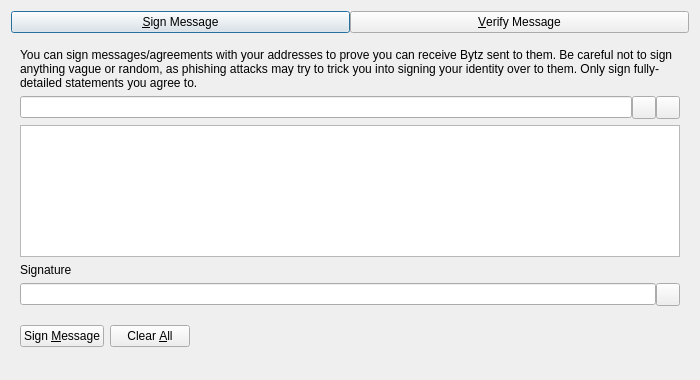
First picture: the form in src/qt/forms/signverifymessagedialog.ui, repository watto-engineer/dash, before the edit.
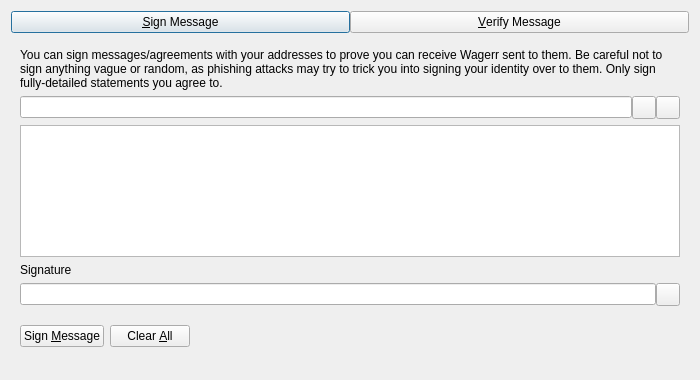
Second picture: the form after the edit. Custom widgets are drawn as their Qt base class.

Commit message: Rebrand to Wagerr

Patch:
```diff
--- a/src/qt/forms/signverifymessagedialog.ui
+++ b/src/qt/forms/signverifymessagedialog.ui
@@ -63,7 +63,7 @@
        <item>
         <widget class="QLabel" name="infoLabel_SM">
          <property name="text">
-          <string>You can sign messages/agreements with your addresses to prove you can receive Bytz sent to them. Be careful not to sign anything vague or random, as phishing attacks may try to trick you into signing your identity over to them. Only sign fully-detailed statements you agree to.</string>
+          <string>You can sign messages/agreements with your addresses to prove you can receive Wagerr sent to them. Be careful not to sign anything vague or random, as phishing attacks may try to trick you into signing your identity over to them. Only sign fully-detailed statements you agree to.</string>
          </property>
          <property name="textFormat">
           <enum>Qt::PlainText</enum>
```
Left out of the diff: 10 changed lines with no effect on the pictures. The commit also changes 704 other files.
